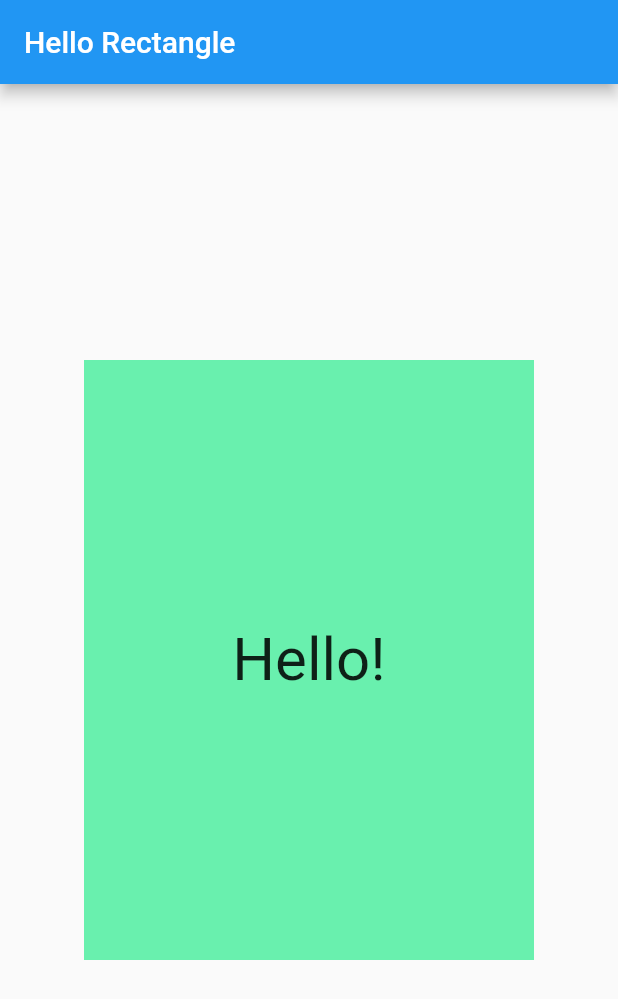
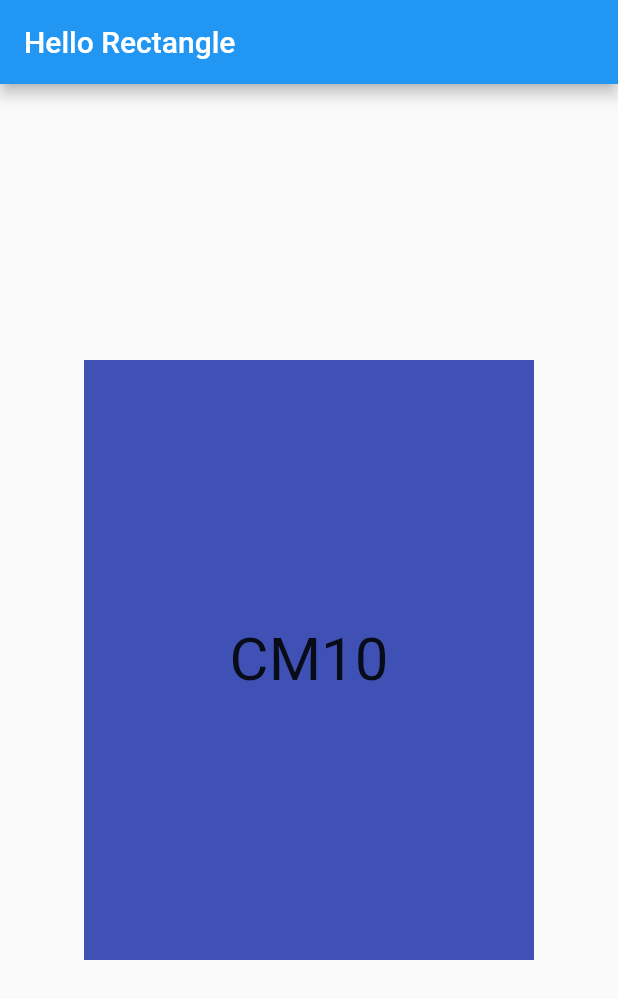
Before and after one commit to CMohamed/FlutterFirstApp, a Flutter app: the screen it shows after launch, on a phone screen of 412 x 824 dp. Shown: the top 999 px of the screen. Run offline on Flutter 3.47's test engine with Material 2 defaults, Android fonts, the phone set to English and light mode, and no system bars.

```diff
--- a/lib/main.dart
+++ b/lib/main.dart
@@ -20,12 +20,12 @@ class HelloRectangle extends StatelessWidget {
   Widget build(BuildContext context) {
     return Center(
       child: Container(
-        color: Colors.greenAccent,
+        color: Colors.indigo,
         height: 400.0,
         width: 300.0,
         child: Center(
           child: Text(
-            'Hello!',
+            'CM10',
             style: TextStyle(fontSize: 40.0),
             textAlign: TextAlign.center,
           ),
@@ -148,3 +148,4 @@ class _MyHomePageState extends State<MyHomePage> {
     );
   }
 }
+*/
```
Also changed, not shown: 5 other files.
